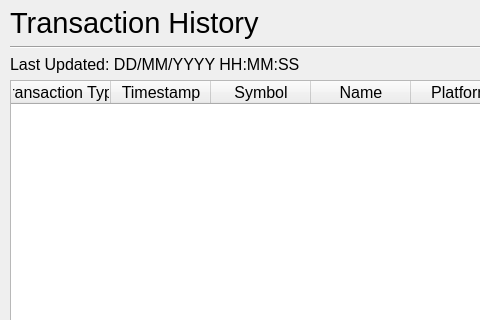
The window that src/ui/transaction_history.ui (IsaacCheng9/trading-portfolio-tracker) describes before a commit, drawn with Qt 5; both pictures show x 0 to 480 and y 0 to 320 of the 1350 by 800 pixel window.
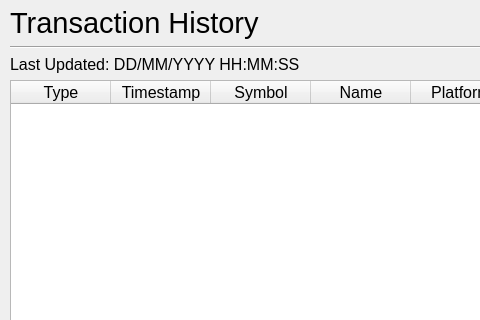
The same window after the commit.

Commit message: Remove 'Transaction' in 'Transaction Type' column

The edit to the form file:
```diff
--- a/src/ui/transaction_history.ui
+++ b/src/ui/transaction_history.ui
@@ -111,7 +111,7 @@
       </attribute>
       <column>
        <property name="text">
-        <string>Transaction Type</string>
+        <string>Type</string>
        </property>
       </column>
       <column>
```
The commit also changes 2 other files.
